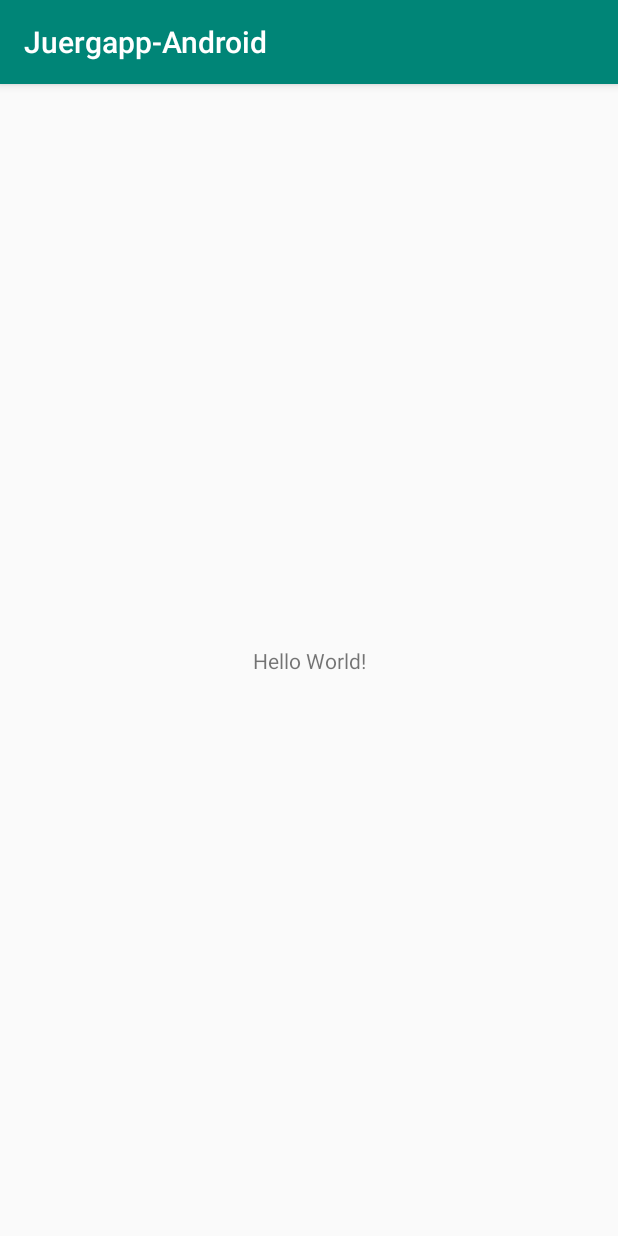
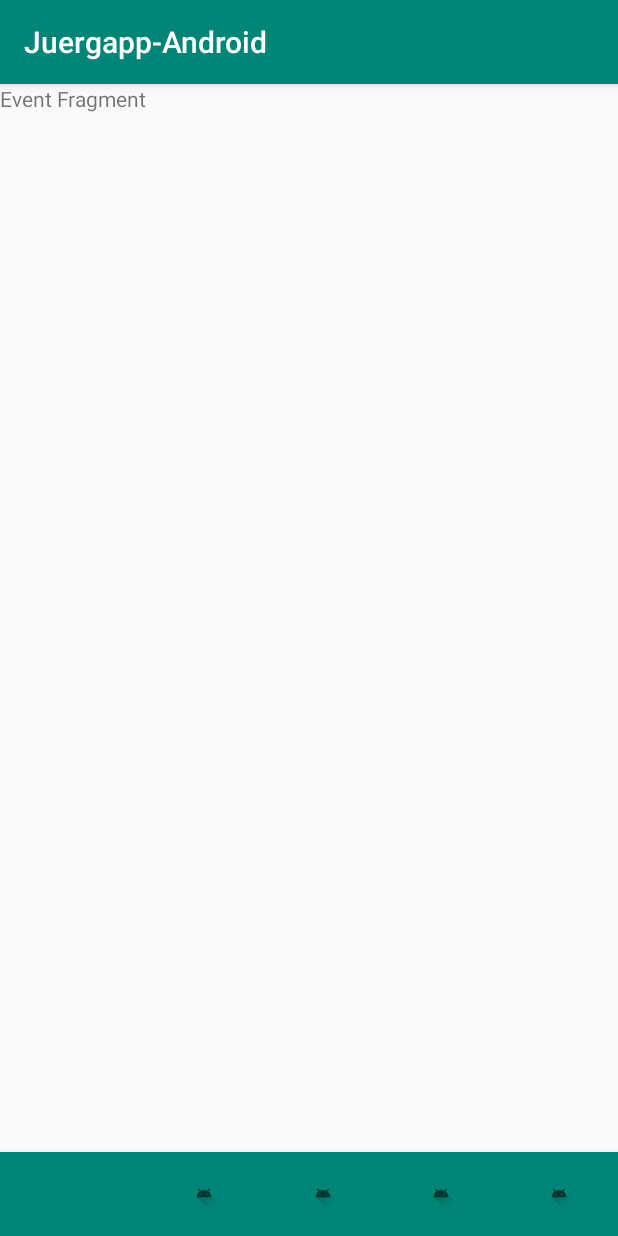
Before and after one commit to GonzaloCirilo/Juergapp-Android, an Android app: the screen it shows after launch (MainActivity), on a phone screen of 412 x 824 dp. Run offline under Robolectric (Android 15) with nearby library versions, the phone set to English and light mode, and no system bars.

Commit message:
Added Basic Navigation

```diff
--- a/app/build.gradle
+++ b/app/build.gradle
@@ -24,10 +24,12 @@ android {
 
 dependencies {
     implementation fileTree(dir: 'libs', include: ['*.jar'])
-    implementation"org.jetbrains.kotlin:kotlin-stdlib-jdk7:$kotlin_version"
+    implementation "org.jetbrains.kotlin:kotlin-stdlib-jdk7:$kotlin_version"
     implementation 'androidx.appcompat:appcompat:1.0.0-beta01'
     implementation 'androidx.core:core-ktx:1.1.0-alpha05'
     implementation 'androidx.constraintlayout:constraintlayout:1.1.3'
+    implementation 'com.google.android.material:material:1.0.0'
+    implementation 'androidx.legacy:legacy-support-v4:1.0.0-beta01'
     testImplementation 'junit:junit:4.12'
     androidTestImplementation 'androidx.test:runner:1.1.0-alpha4'
     androidTestImplementation 'androidx.test.espresso:espresso-core:3.1.0-alpha4'
--- a/app/src/main/java/pe/com/redcups/juergapp_android/MainActivity.kt
+++ b/app/src/main/java/pe/com/redcups/juergapp_android/MainActivity.kt
@@ -2,11 +2,35 @@ package pe.com.redcups.juergapp_android
 
 import androidx.appcompat.app.AppCompatActivity
 import android.os.Bundle
+import androidx.fragment.app.Fragment
+import kotlinx.android.synthetic.main.activity_main.*
+import pe.com.redcups.juergapp_android.fragment.*
 
 class MainActivity : AppCompatActivity() {
-
     override fun onCreate(savedInstanceState: Bundle?) {
         super.onCreate(savedInstanceState)
         setContentView(R.layout.activity_main)
+
+        if (savedInstanceState == null){
+            val fragment = EventFragment()
+            supportFragmentManager.beginTransaction()
+                .replace(R.id.container,fragment,fragment.javaClass.name)
+                .commit()
+        }
+
+        bottom_navigation.setOnNavigationItemSelectedListener { menuItem ->
+            lateinit var selectedFragment: Fragment
+            when(menuItem.itemId){
+                R.id.events -> selectedFragment = EventFragment()
+                R.id.orders -> selectedFragment = OrderFragment()
+                R.id.games -> selectedFragment = GameFragment()
+                R.id.music -> selectedFragment = MusicFragment()
+                R.id.profile -> selectedFragment = ProfileFragment()
+            }
+            supportFragmentManager.beginTransaction()
+                .replace(R.id.container,selectedFragment,selectedFragment.javaClass.name)
+                .commit()
+            true
+        }
     }
 }
--- /dev/null
+++ b/app/src/main/java/pe/com/redcups/juergapp_android/fragment/EventFragment.kt
@@ -0,0 +1,21 @@
+package pe.com.redcups.juergapp_android.fragment
+
+import android.os.Bundle
+import androidx.fragment.app.Fragment
+import android.view.LayoutInflater
+import android.view.View
+import android.view.ViewGroup
+
+import pe.com.redcups.juergapp_android.R
+
+class EventFragment : Fragment() {
+
+    override fun onCreateView(
+        inflater: LayoutInflater, container: ViewGroup?,
+        savedInstanceState: Bundle?
+    ): View? {
+        // Inflate the layout for this fragment
+        return inflater.inflate(R.layout.fragment_event, container, false)
+    }
+
+}
--- a/app/src/main/res/layout/activity_main.xml
+++ b/app/src/main/res/layout/activity_main.xml
@@ -6,14 +6,24 @@
         android:layout_width="match_parent"
         android:layout_height="match_parent"
         tools:context=".MainActivity">
+    <FrameLayout
+            android:id="@+id/container"
+            android:layout_width="match_parent"
+            android:layout_height="0dp"
+            app:layout_constraintStart_toStartOf="parent"
+            app:layout_constraintEnd_toEndOf="parent"
+            app:layout_constraintTop_toTopOf="parent"
+    />
+    <com.google.android.material.bottomnavigation.BottomNavigationView
+            android:id="@+id/bottom_navigation"
+            android:layout_width="match_parent"
+            android:layout_height="wrap_content"
+            app:layout_constraintStart_toStartOf="parent"
+            app:layout_constraintEnd_toEndOf="parent"
+            app:layout_constraintBottom_toBottomOf="parent"
+            android:background="@color/colorPrimary"
+            app:menu="@menu/navigation"
+    />
 
-    <TextView
-            android:layout_width="wrap_content"
-            android:layout_height="wrap_content"
-            android:text="Hello World!"
-            app:layout_constraintBottom_toBottomOf="parent"
-            app:layout_constraintLeft_toLeftOf="parent"
-            app:layout_constraintRight_toRightOf="parent"
-            app:layout_constraintTop_toTopOf="parent"/>
 
 </androidx.constraintlayout.widget.ConstraintLayout>
--- /dev/null
+++ b/app/src/main/res/layout/fragment_event.xml
@@ -0,0 +1,15 @@
+<?xml version="1.0" encoding="utf-8"?>
+<FrameLayout xmlns:android="http://schemas.android.com/apk/res/android"
+             android:id="@+id/event_fragment"
+             android:layout_width="match_parent"
+             android:layout_height="match_parent"
+             android:layout_gravity="center"
+>
+
+    <!-- TODO: Update blank fragment layout -->
+    <TextView
+            android:layout_width="match_parent"
+            android:layout_height="match_parent"
+            android:text="Event Fragment"/>
+
+</FrameLayout>
--- /dev/null
+++ b/app/src/main/res/menu/navigation.xml
@@ -0,0 +1,35 @@
+<?xml version="1.0" encoding="utf-8"?>
+<menu
+        xmlns:android="http://schemas.android.com/apk/res/android"
+        xmlns:app="http://schemas.android.com/apk/res-auto">
+    <item
+            android:id="@+id/events"
+            android:icon="@drawable/ic_launcher_foreground"
+            android:title="@string/events"
+            app:showAsAction="never"
+    />
+    <item
+            android:id="@+id/orders"
+            android:icon="@drawable/ic_launcher_foreground"
+            android:title="@string/orders"
+            app:showAsAction="never"
+    />
+    <item
+            android:id="@+id/games"
+            android:icon="@drawable/ic_launcher_foreground"
+            android:title="@string/games"
+            app:showAsAction="never"
+    />
+    <item
+            android:id="@+id/music"
+            android:icon="@drawable/ic_launcher_foreground"
+            android:title="@string/music"
+            app:showAsAction="never"
+    />
+    <item
+            android:id="@+id/profile"
+            android:icon="@drawable/ic_launcher_foreground"
+            android:title="@string/profile"
+            app:showAsAction="never"
+    />
+</menu>
--- a/app/src/main/res/values/strings.xml
+++ b/app/src/main/res/values/strings.xml
@@ -1,3 +1,11 @@
 <resources>
     <string name="app_name">Juergapp-Android</string>
+    <string name="events">Eventos</string>
+    <string name="orders">Pedidos</string>
+    <string name="games">Juegos</string>
+    <string name="music">Musica</string>
+    <string name="profile">Mi Perfil</string>
+
+    <!-- TODO: Remove or change this placeholder text -->
+    <string name="hello_blank_fragment">Hello blank fragment</string>
 </resources>
```
Also changed, not shown: app/src/main/java/pe/com/redcups/juergapp_android/fragment/GameFragment.kt (added, +21 -0 lines), app/src/main/java/pe/com/redcups/juergapp_android/fragment/MusicFragment.kt (added, +21 -0 lines), app/src/main/java/pe/com/redcups/juergapp_android/fragment/OrderFragment.kt (added, +21 -0 lines), app/src/main/java/pe/com/redcups/juergapp_android/fragment/ProfileFragment.kt (added, +21 -0 lines), app/src/main/res/layout/fragment_game.xml (added, +14 -0 lines), app/src/main/res/layout/fragment_music.xml (added, +14 -0 lines), app/src/main/res/layout/fragment_order.xml (added, +14 -0 lines), app/src/main/res/layout/fragment_profile.xml (added, +14 -0 lines).
